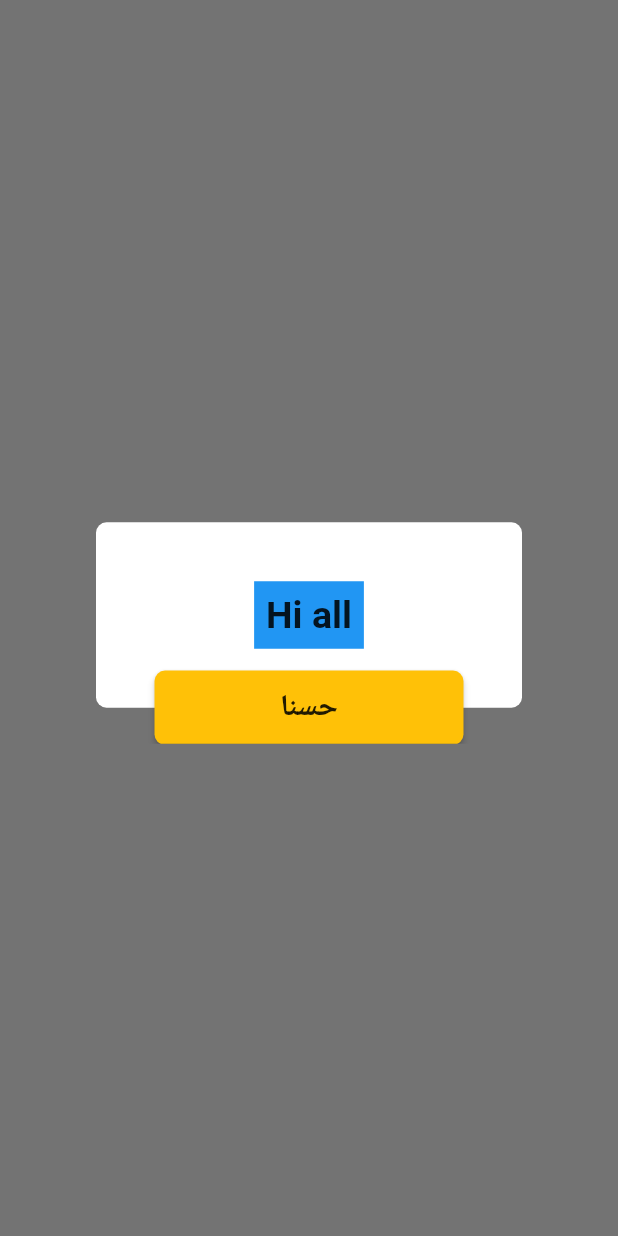
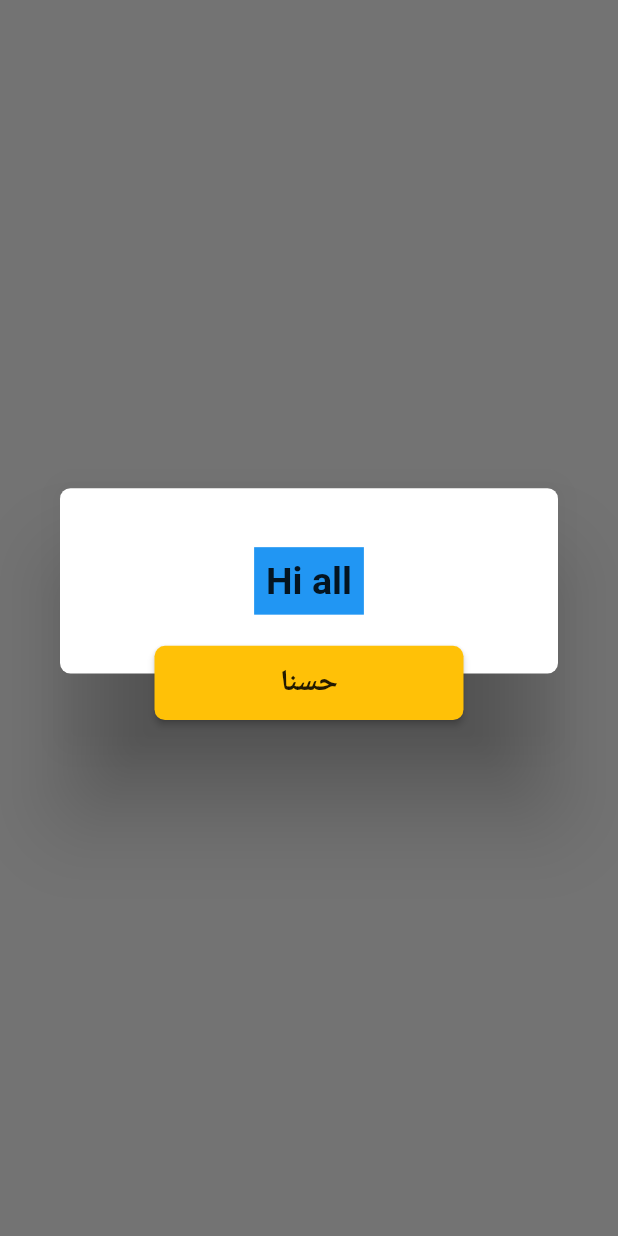
Before and after one commit to devplanet-dp/upwork_fix, a Flutter app: the screen it shows after launch, after a tap on "Show dialog", on a phone screen of 412 x 824 dp. Run offline on Flutter 3.47's test engine with Material 2 defaults, Android fonts, the phone set to English and light mode, and no system bars; our stand-ins replace native_pdf_view, shared_preferences; missing offline and left inert: flutter_pdfview.

Commit message:
fix alert dialog button

```diff
--- a/lib/ok_alert_dialog.dart
+++ b/lib/ok_alert_dialog.dart
@@ -8,17 +8,18 @@ class CustomAlertDialog {
     // todo, button should in bottom center of AlertDialog!!!!!
     double buttonHeight = _newMediaQueryData.size.height * 0.06;
 
-    AlertDialog alertDialog = AlertDialog(
+    Dialog alertDialog = Dialog(
       //backgroundColor: Colors.amber,
-      elevation: 0,
-      clipBehavior: Clip.antiAlias,
       backgroundColor: Colors.transparent,
-      content: Stack(
-        alignment: Alignment.bottomCenter,
-        overflow: Overflow.visible,
+      shape: RoundedRectangleBorder(
+        borderRadius: BorderRadius.circular(7.0),
+
+      ),
+      child: Container(
+        height: contentMessageHeight + buttonHeight,
+        child: Stack(
           children: [
             Container(
-            padding: const EdgeInsets.symmetric(vertical: 0, horizontal: 15),
               width: MediaQuery.of(context).size.width,
               decoration: BoxDecoration(
                   color: Colors.white,
@@ -36,14 +37,14 @@ class CustomAlertDialog {
                 ),
               ),
             ),
-          Positioned(
-            top: contentMessageHeight - (buttonHeight * 0.5),
-            child: Container(
-              width: MediaQuery.of(context).size.width / 2,
-              height: buttonHeight,
+            Align(
+              alignment: Alignment(0,0.7),
+              child: GestureDetector(
                 child: MaterialButton(
                   color: Colors.amber,
                   elevation: 2,
+                  height: buttonHeight,
+                  minWidth: MediaQuery.of(context).size.width / 2,
                   clipBehavior: Clip.antiAlias,
                   shape: RoundedRectangleBorder(
                       borderRadius: BorderRadius.all(Radius.circular(7.0))),
@@ -62,6 +63,7 @@ class CustomAlertDialog {
             ),
           ],
         ),
+      ),
       /*actions: <Widget>[
         Stack(
           overflow: Overflow.visible,
```
Lines whose indentation alone changed are shown as unchanged.
